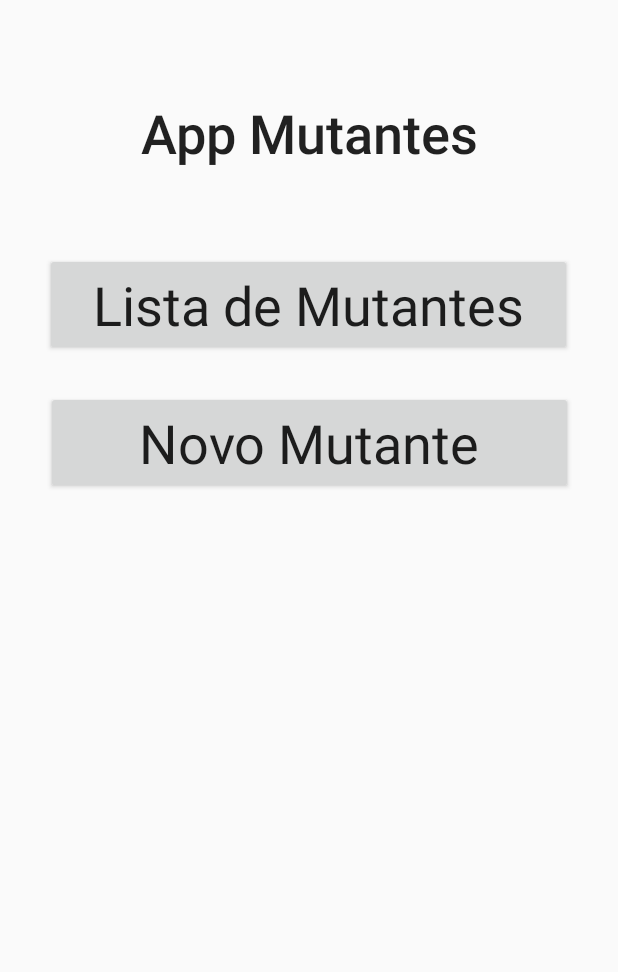
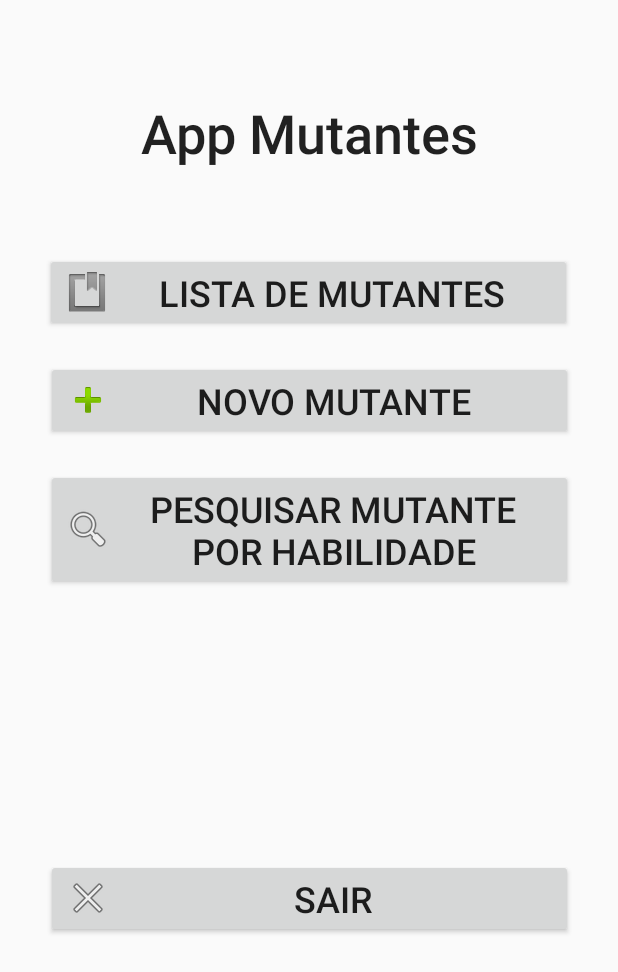
Before and after one commit to SamuelTheAlmeida/mutantes-app, an Android app: the screen it shows after launch (Dashboard), on a phone screen of 412 x 824 dp. Shown: the top 972 px of the screen. Run offline under Robolectric (Android 15) with nearby library versions, the phone set to English and light mode, and no system bars.

Commit message:
Pesquisa por habilidade e botao sair

```diff
--- a/app/src/main/AndroidManifest.xml
+++ b/app/src/main/AndroidManifest.xml
@@ -12,7 +12,8 @@
         android:roundIcon="@mipmap/ic_launcher_round"
         android:supportsRtl="true"
         android:theme="@style/AppTheme">
-        <activity android:name=".NovoMutante"></activity>
+        <activity android:name=".PesquisarMutante"></activity>
+        <activity android:name=".NovoMutante" />
         <activity android:name=".MutanteActivity" />
         <activity android:name=".SplashScreen">
             <intent-filter>
--- a/app/src/main/res/layout/activity_dashboard.xml
+++ b/app/src/main/res/layout/activity_dashboard.xml
@@ -23,16 +23,16 @@
 
     <Button
         android:id="@+id/btnListaMutantes"
-        style="@android:style/Widget.Material.Button"
+        style="@style/Widget.AppCompat.Button"
         android:layout_width="351dp"
         android:layout_height="wrap_content"
         android:layout_marginStart="8dp"
         android:layout_marginTop="56dp"
         android:layout_marginEnd="8dp"
+        android:drawableLeft="@android:drawable/ic_input_get"
         android:onClick="listarMutantes"
         android:text="Lista de Mutantes"
-        android:textAppearance="@style/TextAppearance.AppCompat"
-        android:textSize="36sp"
+        android:textSize="24sp"
         app:layout_constraintEnd_toEndOf="parent"
         app:layout_constraintHorizontal_bias="0.498"
         app:layout_constraintStart_toStartOf="parent"
@@ -40,16 +40,48 @@
 
     <Button
         android:id="@+id/btnCadastrarMutante"
-        style="@android:style/Widget.Material.Button"
+        style="@style/Widget.AppCompat.Button"
         android:layout_width="351dp"
         android:layout_height="wrap_content"
         android:layout_marginStart="8dp"
-        android:layout_marginTop="148dp"
+        android:layout_marginTop="128dp"
         android:layout_marginEnd="8dp"
+        android:drawableLeft="@android:drawable/ic_input_add"
         android:onClick="novoMutante"
         android:text="Novo Mutante"
-        android:textAppearance="@style/TextAppearance.AppCompat"
-        android:textSize="36sp"
+        android:textSize="24sp"
+        app:layout_constraintEnd_toEndOf="parent"
+        app:layout_constraintStart_toStartOf="parent"
+        app:layout_constraintTop_toBottomOf="@+id/textView" />
+
+    <Button
+        android:id="@+id/btnPesquisarMutante"
+        style="@style/Widget.AppCompat.Button"
+        android:layout_width="351dp"
+        android:layout_height="wrap_content"
+        android:layout_marginStart="8dp"
+        android:layout_marginTop="200dp"
+        android:layout_marginEnd="8dp"
+        android:drawableLeft="@android:drawable/ic_menu_search"
+        android:onClick="pesquisarMutante"
+        android:text="Pesquisar Mutante por Habilidade"
+        android:textSize="24sp"
+        app:layout_constraintEnd_toEndOf="parent"
+        app:layout_constraintStart_toStartOf="parent"
+        app:layout_constraintTop_toBottomOf="@+id/textView" />
+
+    <Button
+        android:id="@+id/btnSair"
+        style="@style/Widget.AppCompat.Button"
+        android:layout_width="351dp"
+        android:layout_height="wrap_content"
+        android:layout_marginStart="8dp"
+        android:layout_marginTop="460dp"
+        android:layout_marginEnd="8dp"
+        android:drawableLeft="@android:drawable/ic_menu_close_clear_cancel"
+        android:onClick="sair"
+        android:text="Sair"
+        android:textSize="24sp"
         app:layout_constraintEnd_toEndOf="parent"
         app:layout_constraintStart_toStartOf="parent"
         app:layout_constraintTop_toBottomOf="@+id/textView" />
```
Also changed, not shown: app/src/main/java/com/tads/mutantes/Dashboard.java (+10 -0 lines), app/src/main/java/com/tads/mutantes/ListaActivity.java (+24 -1 lines), app/src/main/java/com/tads/mutantes/PesquisarMutante.java (added, +35 -0 lines), app/src/main/res/layout/activity_pesquisar_mutante.xml (added, +61 -0 lines).
